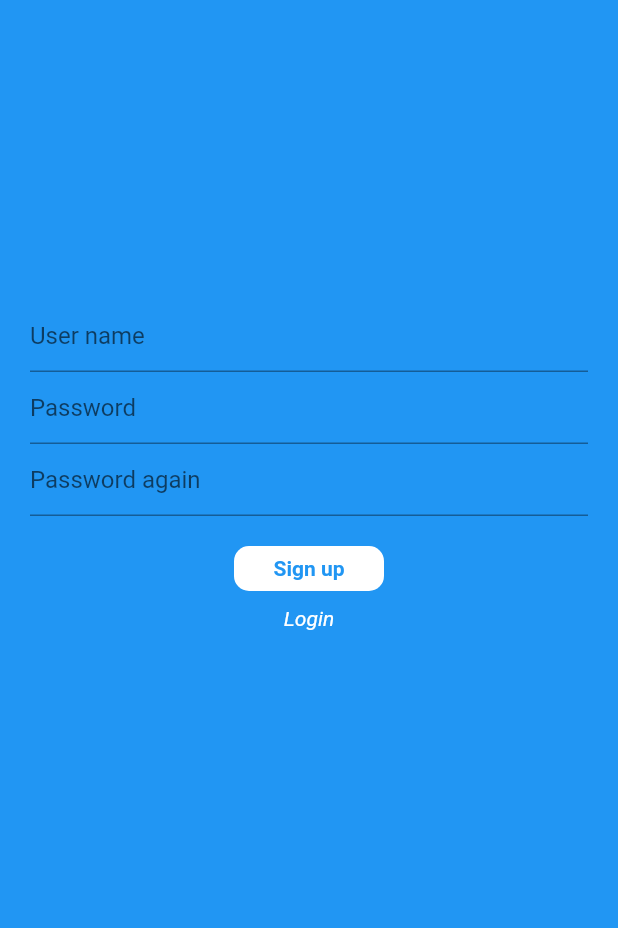
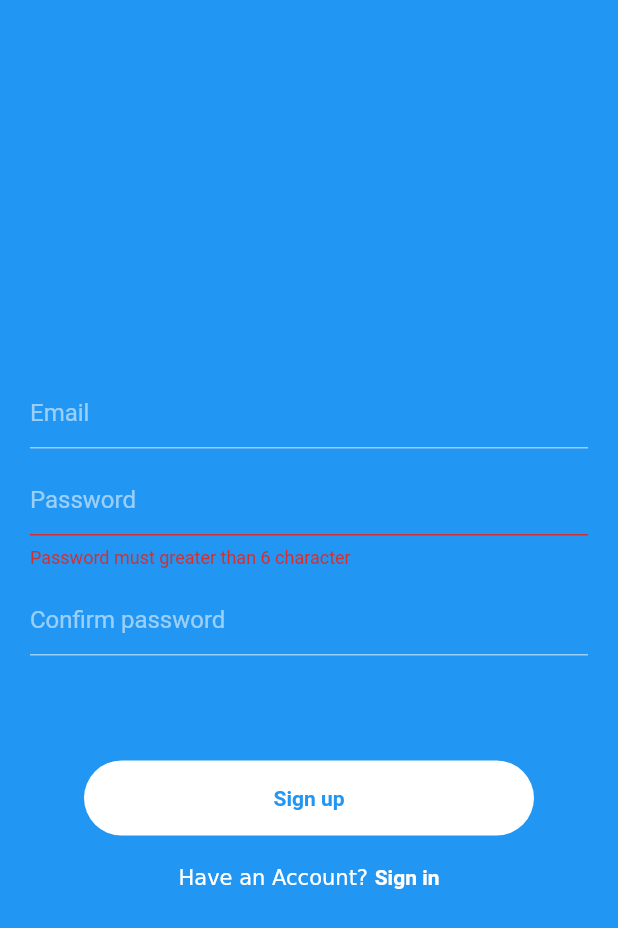
Before and after one commit to aoeminh/flutterdemo, a Flutter app: the SignUp screen opened directly, after a tap on "Sign up", on a phone screen of 412 x 824 dp. Shown: the top 928 px of the screen. Run offline on Flutter 3.47's test engine with Material 2 defaults, Android fonts, the phone set to English and light mode, and no system bars; our stand-ins replace convert, dio, firebase_auth, firebase_database, firebase_storage, fluttertoast and 7 more; missing offline and left inert: access_settings_menu; accounts and stored records are empty.

Commit message:
authen with firebase

```diff
--- /dev/null
+++ b/flutter_app/lib/travel/firebase/authetication.dart
@@ -0,0 +1,34 @@
+import 'package:firebase_auth/firebase_auth.dart';
+
+class Authentication {
+  FirebaseAuth _auth;
+
+  Authentication._internal();
+
+  static final Authentication _instance = Authentication._internal();
+
+  static Authentication get instance => _instance;
+
+  FirebaseAuth firebaseAuth() {
+    if (_auth == null) {
+      return _auth = FirebaseAuth.instance;
+    } else {
+      return _auth;
+    }
+  }
+
+  Future<FirebaseUser> signUp(String email, String password) async {
+    FirebaseUser user = (await _auth.createUserWithEmailAndPassword(
+            email: email, password: password))
+        .user;
+    return user;
+  }
+
+  Future<FirebaseUser> signIn(String email, String password) async {
+    FirebaseUser user = (await _auth.signInWithEmailAndPassword(
+        email: email, password: password))
+        .user;
+    return user;
+  }
+
+}
--- a/flutter_app/lib/travel/screen/sign_up.dart
+++ b/flutter_app/lib/travel/screen/sign_up.dart
@@ -1,7 +1,11 @@
 import 'package:firebase_database/firebase_database.dart';
 import 'package:flutter/material.dart';
-import 'package:cloud_firestore/cloud_firestore.dart';
-import 'package:flutter_app/travel/model/user.dart';
+import 'package:flutter_app/chat/Util.dart';
+import 'package:flutter_app/travel/firebase/authetication.dart';
+import 'package:flutter_app/travel/widget/text_form_field_widget.dart';
+import 'package:firebase_auth/firebase_auth.dart';
+
+import '../utils.dart';
 
 class SignUp extends StatefulWidget {
   @override
@@ -18,11 +22,18 @@ class _SignUpState extends State<SignUp> {
   final key = GlobalKey<FormState>();
   final firebaseDB = FirebaseDatabase.instance;
   DatabaseReference reference;
+  FirebaseAuth _auth;
+
+  bool isShowLoading;
+  bool isClick;
 
   @override
   void initState() {
     super.initState();
+    isShowLoading = false;
+    isClick = true;
     reference = firebaseDB.reference();
+    _auth = FirebaseAuth.instance;
   }
 
   Widget build(BuildContext context) {
@@ -32,132 +43,183 @@ class _SignUpState extends State<SignUp> {
     );
   }
 
-  _buildBody() =>
+  _buildBody() => Center(
+        child: Stack(
+          children: <Widget>[
             SingleChildScrollView(
-
               child: Container(
-            margin: EdgeInsets.only(top: 200),
+                  margin: EdgeInsets.only(top: 50),
                   padding: EdgeInsets.only(left: 20, right: 20),
                   child: Form(
                     key: key,
                     child: Column(
                       crossAxisAlignment: CrossAxisAlignment.center,
                       children: <Widget>[
-                  TextFormField(
-                    decoration: InputDecoration(
-                      border: new UnderlineInputBorder(
-                          borderSide: new BorderSide(color: Colors.white)),
-                      hintText: 'User name',
-                    ),
+                        TextFormFieldWidget(
+                          hintText: 'Email',
+                          focusNode: usernameFocusNote,
                           textInputAction: TextInputAction.next,
-                    focusNode: usernameFocusNote,
-
-                    style: TextStyle(
-                        color: Colors.white
-                    ),
-                    cursorColor: Colors.white,
-                    keyboardType: TextInputType.emailAddress,
-                    onFieldSubmitted: (v) =>
-                        FocusScope.of(context).requestFocus(passFocusNote),
-                    onSaved: (value) {
+                          onFieldSubmitted: (v) => FocusScope.of(context)
+                              .requestFocus(passFocusNote),
+                          onSave: (value) {
                             username = value;
                           },
-                    validator: (value) {
-                      if (value
-                          .trim()
-                          .length <= 0) {
-                        return 'Username is empty';
+                          onValidate: (value) {
+                            if (value.trim().length < 0) {
+                              return 'Email is empty';
+                            } else if (Utils.isEmail(value)) {
+                              return 'Email invalid';
                             } else {
                               return null;
                             }
                           },
                         ),
-                  TextFormField(
-                    decoration: InputDecoration(
-                      border: new UnderlineInputBorder(
-                          borderSide: new BorderSide(color: Colors.white)),
+                        SizedBox(height: 10,),
+                        TextFormFieldWidget(
                           hintText: 'Password',
-                    ),
+                          focusNode: passFocusNote,
+                          textInputAction: TextInputAction.next,
                           obscureText: true,
-                    textInputAction: TextInputAction.next,
-                    style: TextStyle(
-                        color: Colors.white
-                    ),
-                    cursorColor: Colors.white,
-                    focusNode: passFocusNote,
-                    onSaved: (value) {
+                          onFieldSubmitted: (v) => FocusScope.of(context)
+                              .requestFocus(passFocusNote),
+                          onSave: (value) {
                             password = value;
                           },
-                    onFieldSubmitted: (v) =>
-                        FocusScope.of(context).requestFocus(rePassFocusNote),
-                    validator: (value) {
-                      if (value
-                          .trim()
-                          .length < 6) {
+                          onValidate: (value) {
+                            if (value.trim().length < 6) {
                               return 'Password must greater than 6 character';
                             } else {
                               return null;
                             }
                           },
                         ),
-                  TextFormField(
-                    decoration: InputDecoration(
-                      border: new UnderlineInputBorder(
-                          borderSide: new BorderSide(color: Colors.white)),
-                      hintText: 'Password again',
-
-                    ),
+                        SizedBox(height: 10,),
+                        TextFormFieldWidget(
+                          hintText: 'Confirm password',
+                          focusNode: rePassFocusNote,
+                          textInputAction: TextInputAction.done,
                           obscureText: true,
-                    textInputAction: TextInputAction.done,
-                    style: TextStyle(
-                        color: Colors.white
-                    ),
-                    cursorColor: Colors.white,
-                    focusNode: rePassFocusNote,
-                    onSaved: (value) {
-                      rePassword = value;
+                          onSave: (value) {
+                            rePassword = value.trim();
+                          },
+                          onValidate: (value) {
+                            if (value != password) {
+                              return 'Confirm Password not equal Password';
+                            } else {
+                              return null;
+                            }
                           },
                         ),
                         SizedBox(
                           height: 20,
                         ),
+                        Offstage(
+                          offstage: !isShowLoading,
+                          child: Container(
+                            child: Center(
+                              child: CircularProgressIndicator(
+                                strokeWidth: 1,
+                                valueColor:
+                                    AlwaysStoppedAnimation<Color>(Colors.white),
+                              ),
+                            ),
+                          ),
+                        ),
+                        SizedBox(
+                          height: 50,
+                        ),
                         InkWell(
-
-                    onTap: () {
-                      key.currentState.save();
-                      print(username);
-                      reference.child('users').child(username).set({
-                        'username': username,
-                        'pass': password
-                      });
-                    },
+                          onTap: isClick ? _signUp : () {},
                           child: Container(
-                      width: 100,
-                      height: 30,
+                            width: 300,
+                            height: 50,
                             decoration: BoxDecoration(
-                        borderRadius: BorderRadius.all(Radius.circular(10)),
+                              borderRadius:
+                                  BorderRadius.all(Radius.circular(30)),
                               color: Colors.white,
                             ),
                             child: Center(
                               child: Text(
                                 'Sign up',
                                 style: TextStyle(
-                              color: Colors.blue, fontWeight: FontWeight.bold),
+                                    color: Colors.blue,
+                                    fontWeight: FontWeight.bold),
                               ),
                             ),
                           ),
                         ),
                         SizedBox(
+                          height: 20,
+                        ),
+                        InkWell(
+                          onTap: () => Navigator.pop(context),
+                          child: RichText(
+                            text:
+                                TextSpan(text: 'Have an Account? ', children: [
+                              TextSpan(
+                                  text: 'Sign in',
+                                  style: TextStyle(
+                                    fontWeight: FontWeight.bold,
+                                  ))
+                            ]),
+                          ),
+                        ),
+                        SizedBox(
+                          height: 20,
+                        ),
+                        SizedBox(
                           height: 10,
-                  ),
-                  Text(
-                    'Login',
-                    style: TextStyle(
-                        color: Colors.white, fontStyle: FontStyle.italic),
                         )
                       ],
                     ),
-            )
+                  )),
+            ),
+          ],
         ),
       );
+
+  _showLoading() {
+    setState(() {
+      isShowLoading = true;
+    });
   }
+
+  _hideLoading() {
+    setState(() {
+      isShowLoading = false;
+    });
+  }
+
+  _signUp() async {
+    Utils.hideKeyBoard(context);
+    key.currentState.save();
+    if (key.currentState.validate()) {
+      _showLoading();
+      print(username);
+      Authentication.instance
+          .firebaseAuth()
+          .createUserWithEmailAndPassword(email: username, password: password)
+          .then((value) {
+        FirebaseUser user = value.user;
+        reference
+            .child('users')
+            .child(user.uid)
+            .set({'username': user.email, 'pass': password}).then((value) {
+          Utils.showDialogNotify(
+              context: context,
+              content: 'Register successful',
+              callback: () => Navigator.pop(context));
+          _hideLoading();
+          isClick = true;
+        });
+      }).catchError((onError) {
+        Utils.showDialogNotify(
+          context: context,
+          content: onError.toString(),
+        );
+        _hideLoading();
+        isClick = true;
+      });
+    }
+  }
+}
--- a/flutter_app/lib/travel/utils.dart
+++ b/flutter_app/lib/travel/utils.dart
@@ -1,14 +1,15 @@
 import 'dart:convert';
 import 'dart:io';
 
+import 'package:flutter/material.dart';
 import 'package:image_picker/image_picker.dart';
 import 'package:http/http.dart' as http;
 import 'package:intl/intl.dart';
+
 const GOOGLE_API_KEY = 'AIzaSyA_nGphIQ7x1zOv0X0gOdgy42fz3srEGRI';
 
 class Utils {
   static String formatDate(DateTime time, DateFormat format) {
-
     return format.format(time);
   }
 
@@ -34,4 +35,37 @@ class Utils {
     final extractedData = json.decode(response.body);
     return extractedData['results'][0]['formatted_address'];
   }
+
+  static showDialogNotify({BuildContext context, String content , Function callback}) {
+    showDialog(
+        context: context,
+        child: AlertDialog(
+          content: Text(content),
+          actions: <Widget>[
+            FlatButton(
+              onPressed: (){
+              Navigator.pop(context);
+              callback();
+              },
+              child: Text(
+                'OK',
+                style: TextStyle(color: Colors.black),
+              ),
+            )
+          ],
+        ));
+  }
+
+  static hideKeyBoard(BuildContext context) {
+    FocusScope.of(context).requestFocus(FocusNode());
+  }
+
+  static bool isEmail(String email) {
+    String p =
+        r'^(([^<>()[\]\\.,;:\s@\"]+(\.[^<>()[\]\\.,;:\s@\"]+)*)|(\".+\"))@((\[[0-9]{1,3}\.[0-9]{1,3}\.[0-9]{1,3}\.[0-9]{1,3}\])|(([a-zA-Z\-0-9]+\.)+[a-zA-Z]{2,}))$';
+
+    RegExp regExp = new RegExp(p);
+
+    return regExp.hasMatch(email);
+  }
 }
--- /dev/null
+++ b/flutter_app/lib/travel/widget/text_form_field_widget.dart
@@ -0,0 +1,41 @@
+import 'package:flutter/material.dart';
+
+const Color hintTextColors = Colors.white54;
+const Color whiteTextColors = Colors.white;
+class TextFormFieldWidget extends StatelessWidget {
+
+  final String hintText;
+  final FocusNode focusNode;
+  final FormFieldSetter<String> onSave;
+  final FormFieldValidator<String> onValidate;
+  final TextInputAction textInputAction;
+  final bool obscureText;
+  final ValueChanged<String> onFieldSubmitted;
+
+  TextFormFieldWidget({this.hintText, this.focusNode,
+      this.onSave, this.onValidate,this.textInputAction,this.obscureText,this.onFieldSubmitted});
+
+  @override
+  Widget build(BuildContext context) {
+    return TextFormField(
+      decoration: InputDecoration(
+          enabledBorder: UnderlineInputBorder(
+              borderSide:
+              BorderSide(color: hintTextColors)),
+          focusedBorder: UnderlineInputBorder(
+              borderSide:
+              BorderSide(color: Colors.white)),
+          hintText: hintText,
+          hintStyle: TextStyle(color: hintTextColors)),
+      obscureText: obscureText?? false,
+      textInputAction: textInputAction,
+      style: TextStyle(color: whiteTextColors),
+      cursorColor: Colors.white,
+      focusNode: focusNode?? FocusNode(),
+      onFieldSubmitted: onFieldSubmitted,
+      onSaved: onSave,
+      validator: onValidate,
+    );
+
+  }
+}
--- a/flutter_app/pubspec.yaml
+++ b/flutter_app/pubspec.yaml
@@ -40,6 +40,7 @@ dependencies:
   google_maps_flutter: ^0.5.27+1
   cloud_firestore: ^0.13.5
   http: ^0.12.1
+  firebase_auth: ^0.16.0
   location: ^3.0.2
 
 
```
Also changed, not shown: flutter_app/lib/travel/screen/sign_in_page.dart (+44 -44 lines), flutter_app/pubspec.lock, 2 other files. Lines whose indentation alone changed are shown as unchanged.
